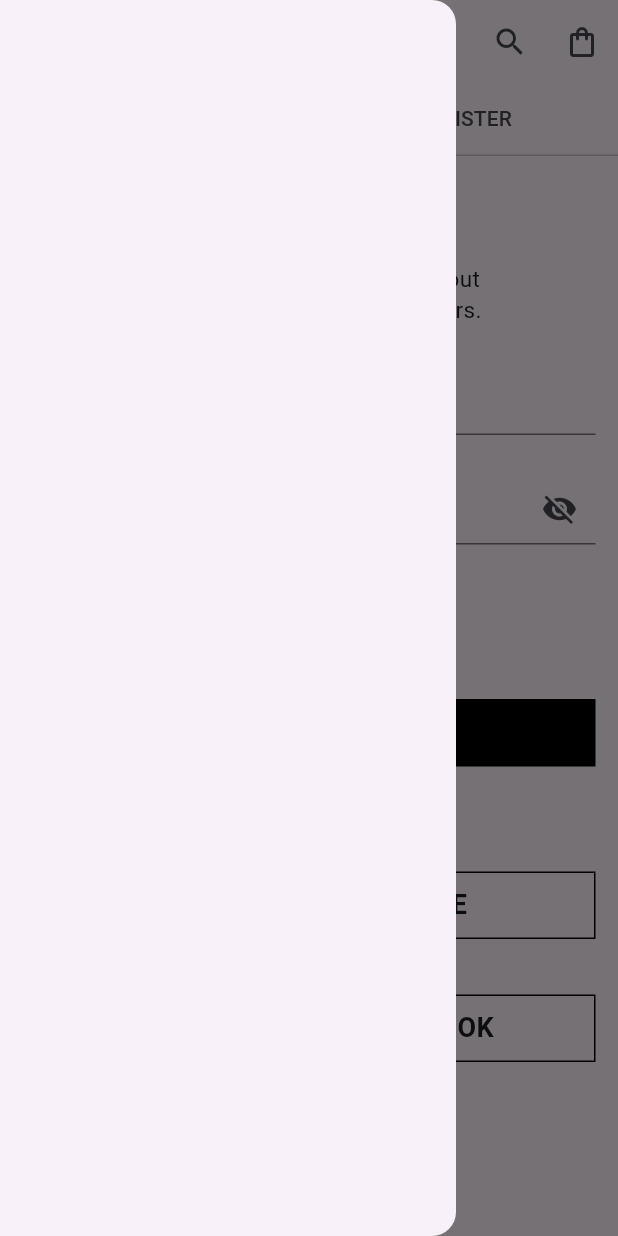
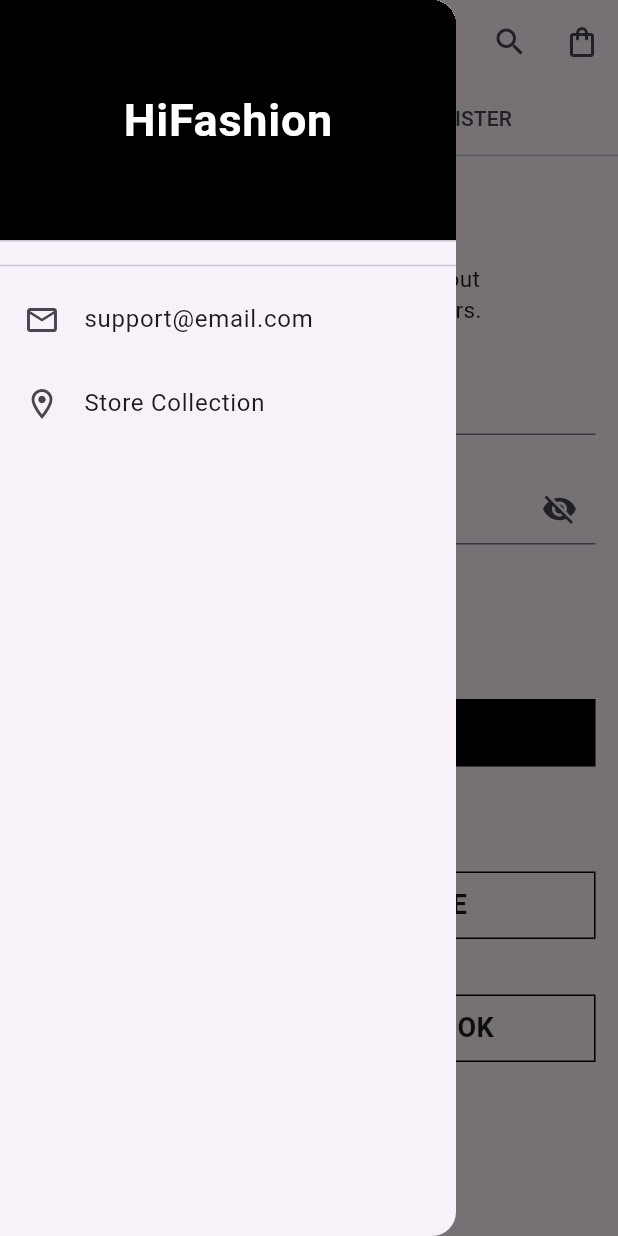
Before and after one commit to sadiqawan/FYP_app, a Flutter app: the screen it shows after launch, with the side drawer open, on a phone screen of 412 x 824 dp. Run offline on Flutter 3.47's test engine with Material 3 defaults, Android fonts, the phone set to English and light mode, and no system bars; our stand-ins replace cached_network_image, carousel_slider, cloud_firestore, curved_navigation_bar, firebase_auth, firebase_core and 7 more; missing offline and left inert: persistent_shopping_cart; accounts and stored records are empty.

Commit message:
Signout and lable change

```diff
--- a/lib/main.dart
+++ b/lib/main.dart
@@ -28,7 +28,7 @@ class MyApp extends StatelessWidget {
   Widget build(BuildContext context) {
     return MaterialApp(
       debugShowCheckedModeBanner: false,
-      title: 'FYP',
+      title: 'HiFashion',
       theme: ThemeData(
         fontFamily: GoogleFonts.tenorSans().fontFamily,
         colorScheme: ColorScheme.fromSeed(seedColor: Colors.deepPurple),
@@ -43,14 +43,13 @@ class MyApp extends StatelessWidget {
           }
           final user = snapshot.data;
           if (user != null &&
-              user.email == 'awansadiq09@gmail.com' &&
-              user.emailVerified) {
+              user.email == 'awansadiq09@gmail.com') {
             return const AdminDashboard();
 
-           }
-          if(user != null && user.emailVerified){
+           }else if(user != null && user.emailVerified){
             return const HomeSplashScreen();
           }
+
           //else if (user != null && user.emailVerified) {
           //
            else{
--- a/lib/screens/auth_screen/login_screen.dart
+++ b/lib/screens/auth_screen/login_screen.dart
@@ -29,8 +29,40 @@ class _LoginScreenState extends State<LoginScreen> {
           ]),
         ),
         drawer: Drawer(
-          child: ListView(
-            children: const [],
+        child:   ListView(
+            children: [
+              DrawerHeader(
+                padding: EdgeInsets.zero,
+                child: Container(
+                  color: Colors.black,
+                  child: const Column(
+                    mainAxisAlignment: MainAxisAlignment.center,
+                    children: [
+                      Text(
+                        'HiFashion',
+                        style: TextStyle(
+                            color: Colors.white,
+                            fontWeight: FontWeight.bold,
+                            fontSize: 30),
+                      )
+                    ],
+                  ),
+                ),
+              ),
+
+
+              Divider(),
+              ListTile(
+                leading: const Icon(Icons.email_outlined),
+                title: const Text('support@email.com'),
+                onTap: () {},
+              ),
+              ListTile(
+                leading: const Icon(Icons.location_on_outlined),
+                title: const Text('Store Collection'),
+                onTap: () {},
+              ),
+            ],
           ),
         ),
         body: const TabBarView(
```
Also changed, not shown: lib/custom_widget/custom_darawer.dart (+78 -61 lines), 1 other file.
